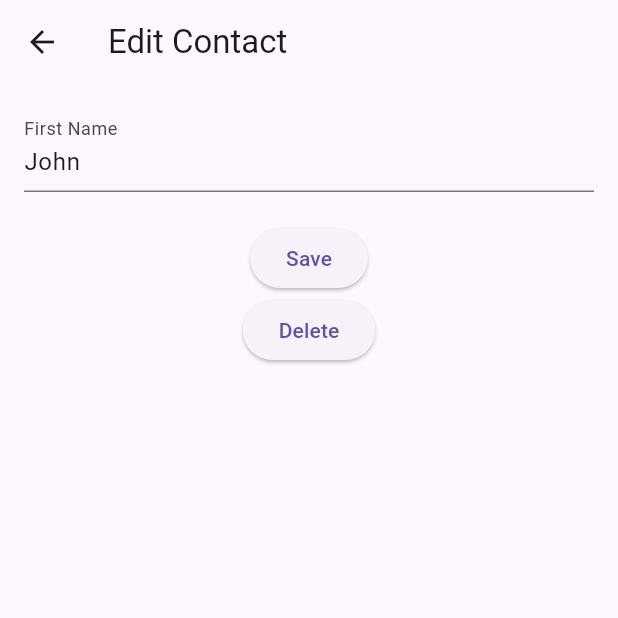
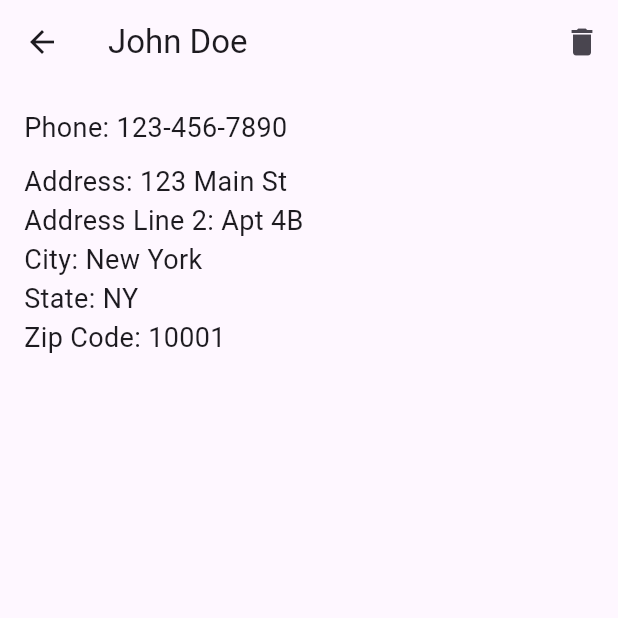
Before and after one commit to 10terabyte/simple_contacts, a Flutter app: the screen it shows after launch, after a tap on an icon or button, on a phone screen of 412 x 824 dp, the top half of it. Run offline on Flutter 3.47's test engine with Material 3 defaults, Android fonts, the phone set to English and light mode, and no system bars; our stand-ins replace flutter_bloc, go_router, objectbox; generated files the repository leaves out were written again.

Commit message:
Feature: Update details screen & implement delete feature

```diff
--- a/lib/ui/contact_detail_screen.dart
+++ b/lib/ui/contact_detail_screen.dart
@@ -14,33 +14,57 @@ class ContactDetailScreen extends StatelessWidget {
     final contact = contactBloc.state.contacts.firstWhere((c) => c.id == contactId);
 
     return Scaffold(
-      appBar: AppBar(title: Text('Edit Contact')),
+      appBar: AppBar(
+        title: Text('${contact.firstName} ${contact.lastName}'),
+        actions: [
+          IconButton(
+            icon: Icon(Icons.delete),
+            onPressed: () {
+              _showDeleteConfirmationDialog(context, contact);
+            },
+          ),
+        ],
+      ),
       body: Padding(
         padding: const EdgeInsets.all(16.0),
         child: Column(
+          crossAxisAlignment: CrossAxisAlignment.start,
           children: [
-            TextFormField(
-              initialValue: contact.firstName,
-              decoration: InputDecoration(labelText: 'First Name'),
-              // Update the contact's first name
-            ),
-            // Add more fields for lastName, phoneNumber, etc.
-            SizedBox(height: 20),
-            ElevatedButton(
-              onPressed: () {
-                // Save the updated contact
-              },
-              child: Text('Save'),
-            ),
-            ElevatedButton(
-              onPressed: () {
-                // Delete the contact
-              },
-              child: Text('Delete'),
-            ),
+            Text('Phone: ${contact.phoneNumber}', style: TextStyle(fontSize: 18)),
+            SizedBox(height: 10),
+            Text('Address: ${contact.streetAddress1}', style: TextStyle(fontSize: 18)),
+            if (contact.streetAddress2.isNotEmpty)
+              Text('Address Line 2: ${contact.streetAddress2}', style: TextStyle(fontSize: 18)),
+            Text('City: ${contact.city}', style: TextStyle(fontSize: 18)),
+            Text('State: ${contact.state}', style: TextStyle(fontSize: 18)),
+            Text('Zip Code: ${contact.zipCode}', style: TextStyle(fontSize: 18)),
           ],
         ),
       ),
     );
   }
+
+  void _showDeleteConfirmationDialog(BuildContext context, Contact contact) {
+    showDialog(
+      context: context,
+      builder: (context) => AlertDialog(
+        title: Text('Delete Contact'),
+        content: Text('Are you sure you want to delete this contact?'),
+        actions: [
+          TextButton(
+            onPressed: () => Navigator.of(context).pop(),
+            child: Text('Cancel'),
+          ),
+          TextButton(
+            onPressed: () {
+              context.read<ContactBloc>().add(DeleteContact(contact.id));
+              Navigator.of(context).pop(); // Close the dialog
+              Navigator.of(context).pop(); // Go back to the previous screen
+            },
+            child: Text('Delete'),
+          ),
+        ],
+      ),
+    );
+  }
 }
```
